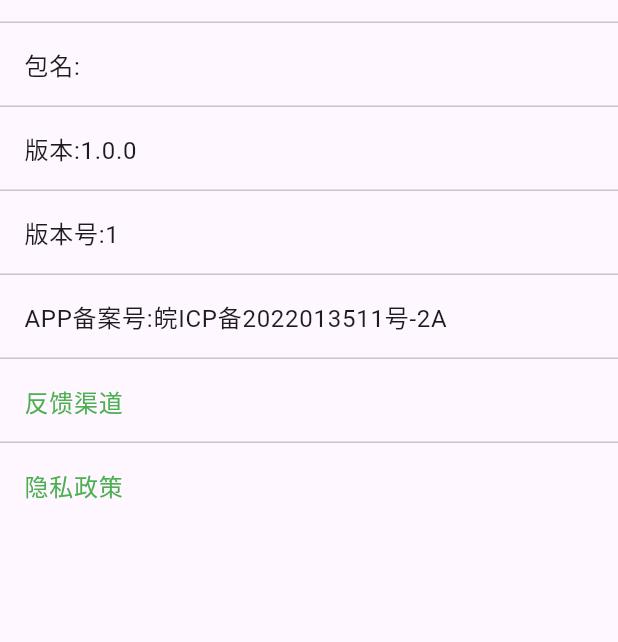
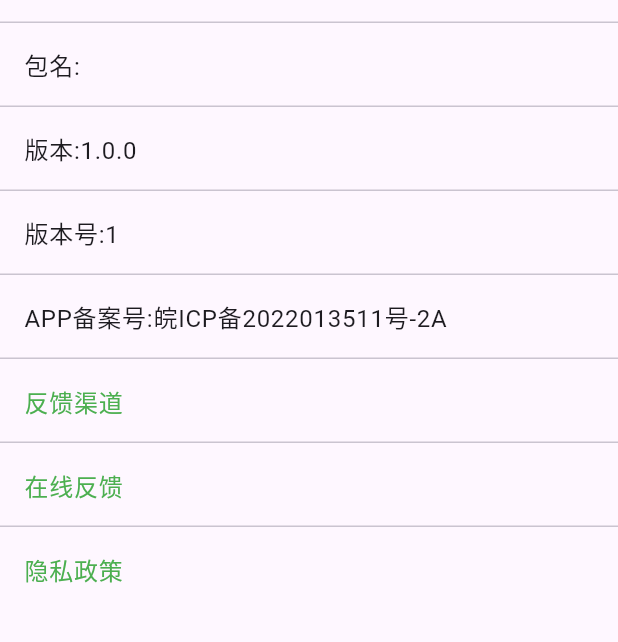
Before and after one commit to OpenIoTHub/openiothub_common_pages, a Flutter app: the AppInfoPage screen opened directly with empty values, on a phone screen of 412 x 824 dp, the part 145-787 px from its top. Run offline on Flutter 3.47's test engine with Material 3 defaults, Android fonts, the phone set to English and light mode, and no system bars; our stand-ins replace connectivity_plus, oktoast, package_info_plus, permission_handler, qr_flutter, shared_preferences and 1 more; missing offline and left inert: airkiss_dart, flutter_easylink, flutter_nsd, flutter_oneshot, flutter_smartlink, openiothub_api and 5 more; accounts and stored records are empty.

Commit message:
git tag v1.0.5+16

```diff
--- a/lib/commPages/appInfo.dart
+++ b/lib/commPages/appInfo.dart
@@ -90,6 +90,16 @@ class _AppInfoPageState extends State<AppInfoPage> {
     ));
     tilesList.add(ListTile(
       title: Text(
+        "在线反馈",
+        style: TextStyle(color: Colors.green),
+      ),
+      onTap: () {
+        goToURL(context, "https://support.qq.com/product/657356",
+            "在线反馈");
+      },
+    ));
+    tilesList.add(ListTile(
+      title: Text(
         "隐私政策",
         style: TextStyle(color: Colors.green),
       ),
--- a/pubspec.yaml
+++ b/pubspec.yaml
@@ -1,6 +1,6 @@
 name: openiothub_common_pages
 description: openiothub_common_pages
-version: 1.0.5+15
+version: 1.0.5+16
 homepage: https://github.com/OpenIoTHub
 
 environment:
```
Also changed, not shown: lib/utils/goToUrl.dart (+7 -5 lines), 1 other file.
